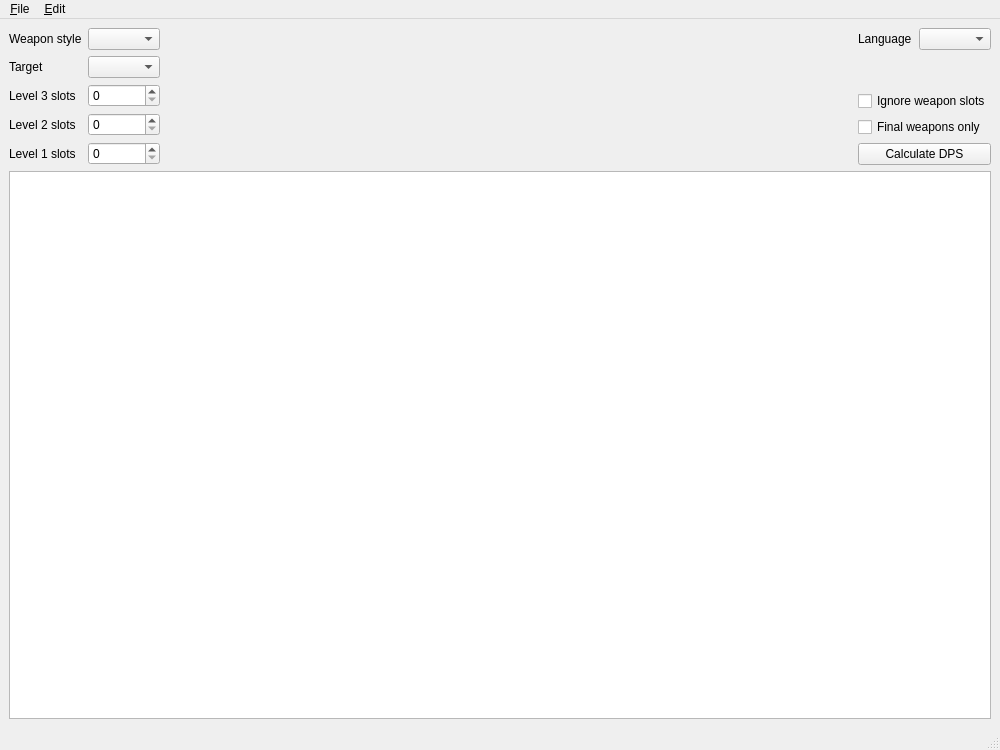
This is app/src/gui/MainWindow.ui in GuB-42/mh-dps-calculator as Qt 5 draws it before an edit. The edited form follows.
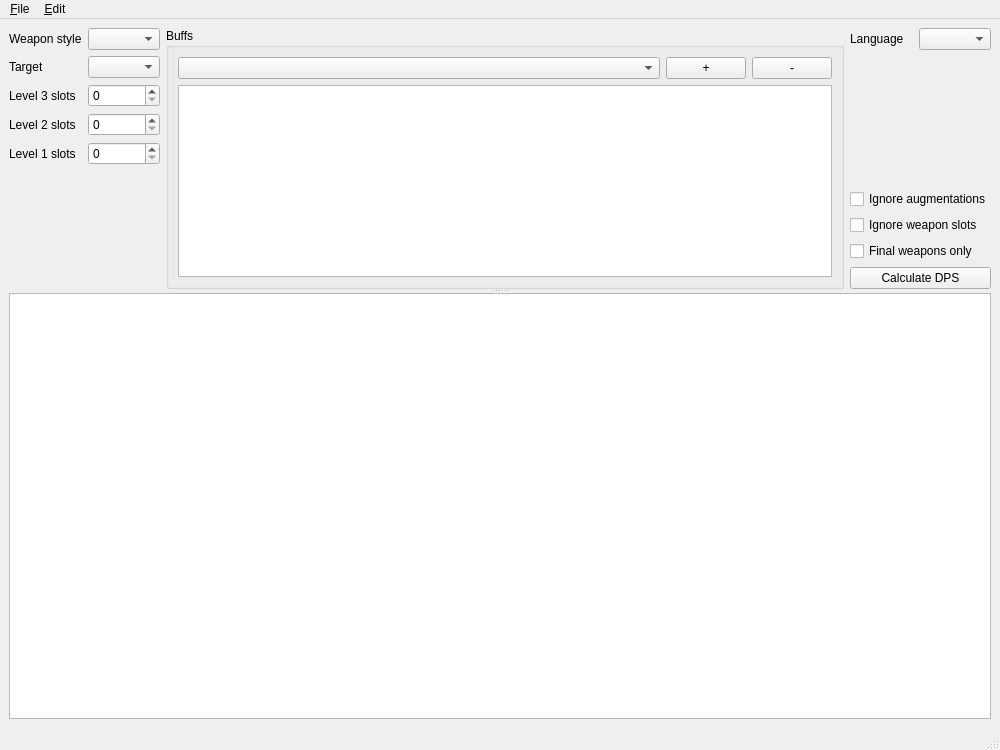
This is the edited form.

Commit message: buffs in gui, augmentations

```diff
--- a/app/src/gui/MainWindow.ui
+++ b/app/src/gui/MainWindow.ui
@@ -17,8 +17,13 @@
    <string>DPS calculator</string>
   </property>
   <widget class="QWidget" name="centralwidget">
-   <layout class="QVBoxLayout" name="verticalLayout_2" stretch="0,1">
+   <layout class="QVBoxLayout" name="verticalLayout_2">
     <item>
+     <widget class="QSplitter" name="splitter">
+      <property name="orientation">
+       <enum>Qt::Vertical</enum>
+      </property>
+      <widget class="QWidget" name="">
      <layout class="QHBoxLayout" name="horizontalLayout">
       <item>
        <layout class="QFormLayout" name="formLayout">
@@ -78,17 +83,44 @@
        </layout>
       </item>
       <item>
-       <spacer name="horizontalSpacer">
-        <property name="orientation">
-         <enum>Qt::Horizontal</enum>
-        </property>
-        <property name="sizeHint" stdset="0">
-         <size>
-          <width>40</width>
-          <height>20</height>
-         </size>
-        </property>
-       </spacer>
+         <widget class="QGroupBox" name="groupBox">
+          <property name="title">
+           <string>Buffs</string>
+          </property>
+          <layout class="QVBoxLayout" name="verticalLayout_4">
+           <item>
+            <layout class="QHBoxLayout" name="horizontalLayout_3">
+             <item>
+              <widget class="QComboBox" name="buffCb">
+               <property name="sizePolicy">
+                <sizepolicy hsizetype="Expanding" vsizetype="Fixed">
+                 <horstretch>0</horstretch>
+                 <verstretch>0</verstretch>
+                </sizepolicy>
+               </property>
+              </widget>
+             </item>
+             <item>
+              <widget class="QPushButton" name="addBuff">
+               <property name="text">
+                <string>+</string>
+               </property>
+              </widget>
+             </item>
+             <item>
+              <widget class="QPushButton" name="removeBuff">
+               <property name="text">
+                <string>-</string>
+               </property>
+              </widget>
+             </item>
+            </layout>
+           </item>
+           <item>
+            <widget class="QListView" name="buffListView"/>
+           </item>
+          </layout>
+         </widget>
       </item>
       <item>
        <layout class="QVBoxLayout" name="verticalLayout">
@@ -117,11 +149,18 @@
           <property name="sizeHint" stdset="0">
            <size>
             <width>20</width>
-            <height>5</height>
+              <height>0</height>
            </size>
           </property>
          </spacer>
         </item>
+          <item>
+           <widget class="QCheckBox" name="ignoreAugmentations">
+            <property name="text">
+             <string>Ignore augmentations</string>
+            </property>
+           </widget>
+          </item>
         <item>
          <widget class="QCheckBox" name="ignoreWeaponSlots">
           <property name="text">
@@ -146,9 +185,14 @@
        </layout>
       </item>
      </layout>
-    </item>
-    <item>
+      </widget>
      <widget class="QTableView" name="tableView">
+       <property name="sizePolicy">
+        <sizepolicy hsizetype="Expanding" vsizetype="Expanding">
+         <horstretch>0</horstretch>
+         <verstretch>1</verstretch>
+        </sizepolicy>
+       </property>
       <property name="contextMenuPolicy">
        <enum>Qt::ActionsContextMenu</enum>
       </property>
@@ -161,6 +205,7 @@
       <property name="sortingEnabled">
        <bool>true</bool>
       </property>
+      </widget>
      </widget>
     </item>
    </layout>
```
Lines whose indentation alone changed are shown as unchanged. The commit also changes 19 other files.
